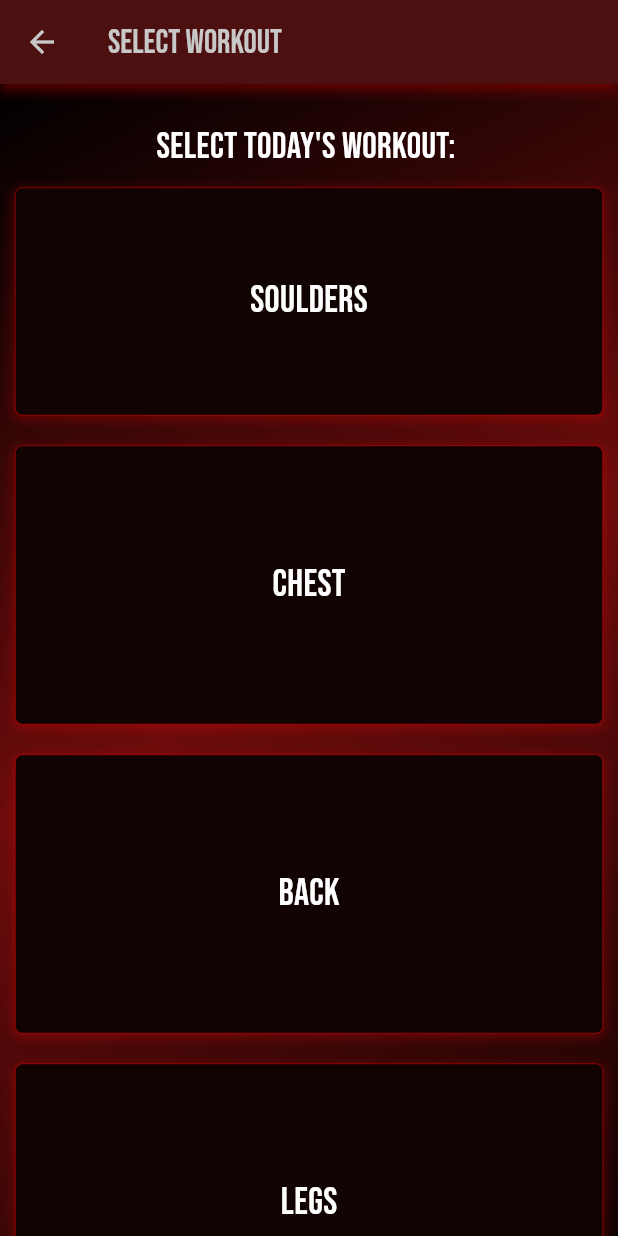
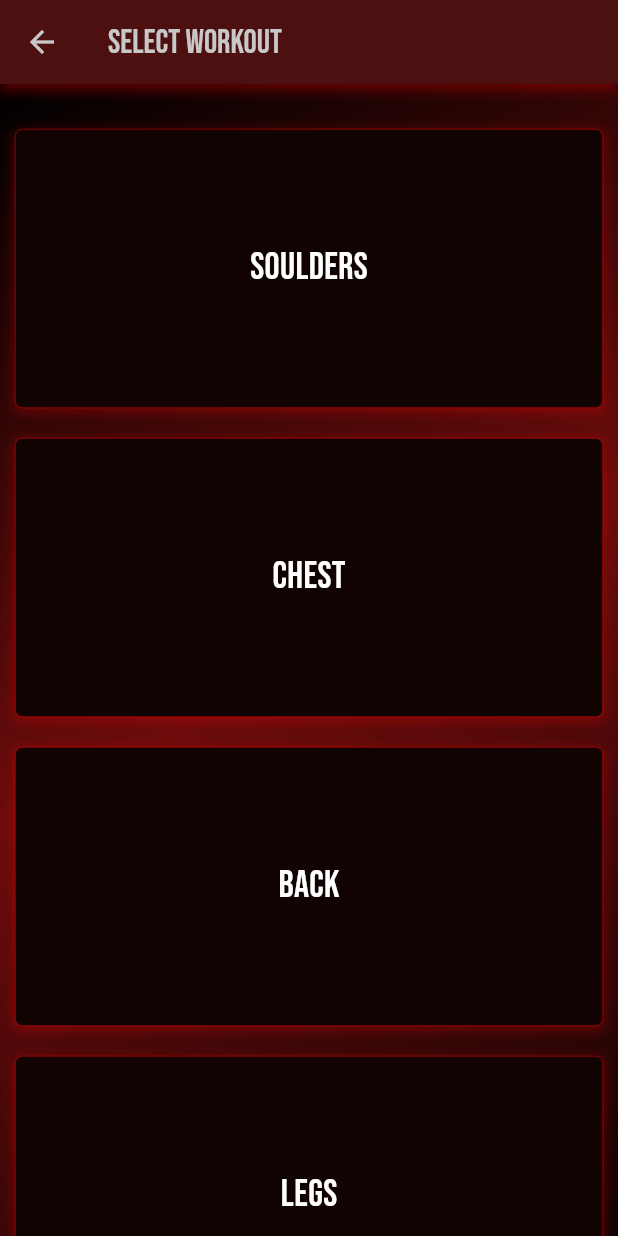
Before and after one commit to Hasse331/focusgym, a Flutter app: the screen it shows after launch, after a tap on "Start workout", on a phone screen of 412 x 824 dp. Run offline on Flutter 3.47's test engine with Material 3 defaults, Android fonts, the light colour scheme and no system bars; our stand-ins replace google_fonts.

Commit message:
back to previous simplier style

```diff
--- a/lib/workouts.dart
+++ b/lib/workouts.dart
@@ -11,7 +11,7 @@
     int crossAxisCount = screenWidth > 800 ? 2 : 1;
 
     return Container(
-      margin: const EdgeInsets.only(top: 25),
+      margin: EdgeInsets.only(top: 20),
       child: GridView.builder(
         itemCount: 6, // Number of items
         gridDelegate: SliverGridDelegateWithFixedCrossAxisCount(
@@ -21,26 +21,6 @@
               2, // Adjust based on your item's content and desired aspect ratio
         ),
         itemBuilder: (context, index) {
-          if (index == 0) {
-            return Column(
-              children: [
-                const Text(
-                  "Select today's workout: ",
-                  style: TextStyle(
-                    color: Colors.white,
-                    fontSize: 24,
-                  ),
-                ),
-                Expanded(
-                  child: WorkoutBox(
-                    boxTitle: workoutsData[index].title,
-                    boxIcon: "Icon",
-                    index: index,
-                  ), // You custom widget
-                )
-              ],
-            );
-          }
           return WorkoutBox(
             boxTitle: workoutsData[index].title,
             boxIcon: "Icon",
```
